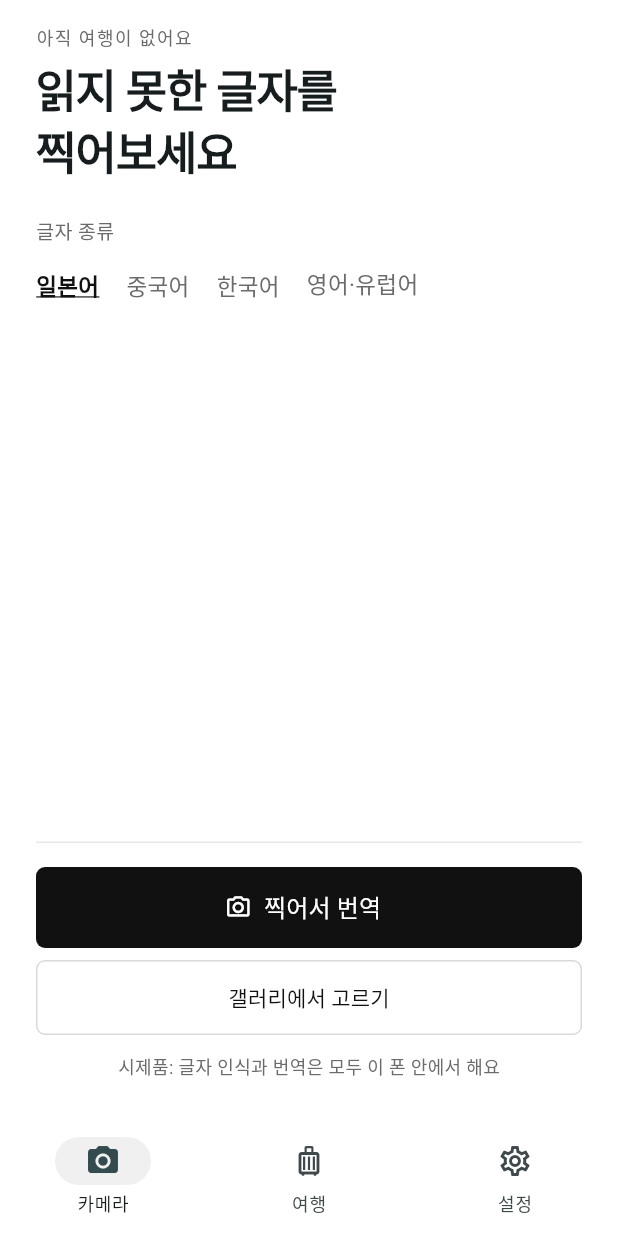
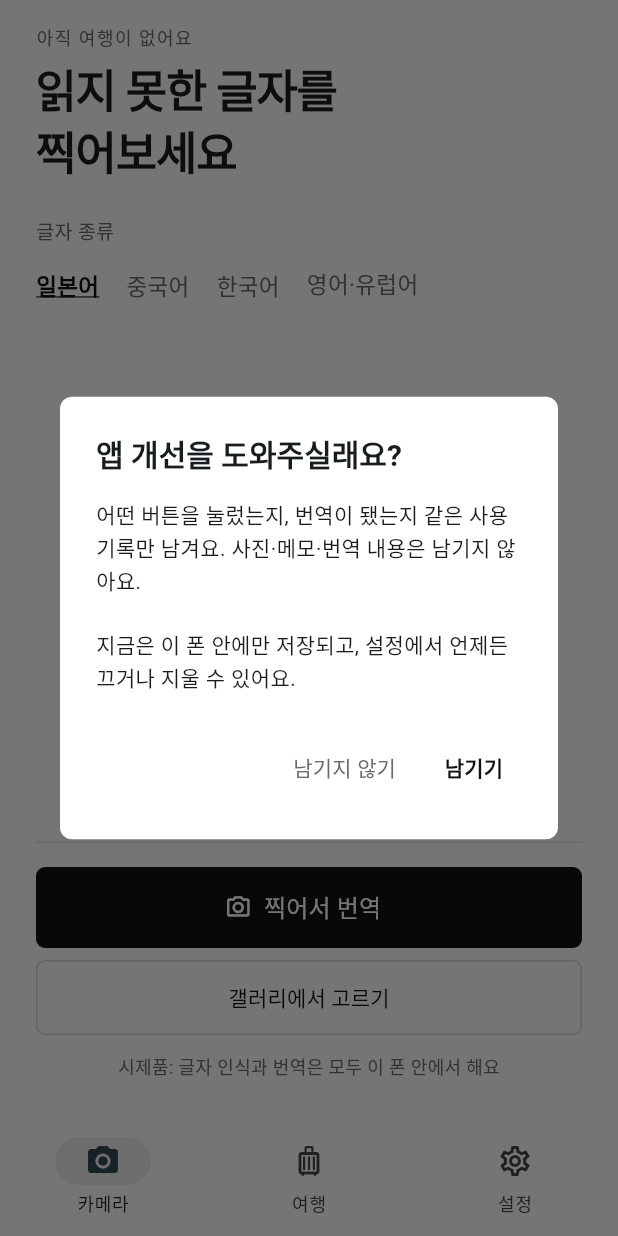
Before and after one commit to LetsBeLikeSophie/CamTrip, a Flutter app: the screen it shows after launch, after a tap on "찍어서 번역", on a phone screen of 412 x 824 dp. Run offline on Flutter 3.47's test engine with Material 3 defaults, Android fonts, the phone set to English and light mode, and no system bars; our stand-ins replace image_picker; missing offline and left inert: google_mlkit_language_id, google_mlkit_text_recognition, google_mlkit_translation.

Commit message:
Add consent-gated usage log
Asks once at first launch; only action names and counts are kept,
never photos, memos or translations. Stored on the device only for
now, with on/off, copy and clear in settings.

Co-Authored-By: Claude Opus 5.5 <noreply@anthropic.com>

```diff
--- a/lib/screens/camera_home.dart
+++ b/lib/screens/camera_home.dart
@@ -30,6 +30,9 @@ class _CameraHomeState extends State<CameraHome> {
       WidgetsBinding.instance.addPostFrameCallback((_) => _toast(
           '저장된 기록을 읽지 못했어요. 원래 파일은 따로 보관해 뒀어요.'));
     }
+    if (widget.store.logConsent == null) {
+      WidgetsBinding.instance.addPostFrameCallback((_) => _askLogConsent());
+    }
   }
 
   String get _targetLang {
@@ -58,6 +61,7 @@ class _CameraHomeState extends State<CameraHome> {
   }
 
   Future<void> _start(ImageSource source) async {
+    widget.store.track('capture_started', {'source': source.name});
     try {
       final String imagePath;
       final TranslationOutput out;
@@ -89,6 +93,7 @@ class _CameraHomeState extends State<CameraHome> {
         setState(() => _step = null);
         final answer = await _askNewTrip(out.sourceLang);
         if (!mounted) return;
+        widget.store.track('new_trip_answer', {'answer': answer == null ? 'continue' : 'new'});
         if (answer != null) {
           trip = await widget.store.createTrip(
             country: answer.$1,
@@ -120,17 +125,52 @@ class _CameraHomeState extends State<CameraHome> {
         builder: (_) => ResultScreen(store: widget.store, capture: capture),
       ));
     } on NoTextFound {
+      widget.store.track('translate_failed', {'reason': 'no_text'});
       _toast('글자를 찾지 못했어요. 글자가 크게 보이게 다시 찍어주세요.');
     } on ModelDownloadFailed {
+      widget.store.track('translate_failed', {'reason': 'model_download'});
       _toast('번역 언어팩을 내려받지 못했어요. 인터넷 연결을 확인해주세요.');
     } on UnsupportedLanguage catch (e) {
+      widget.store.track('translate_failed', {'reason': 'unsupported', 'lang': e.code});
       _toast('아직 번역할 수 없는 언어예요 (${e.code}).');
     } catch (e) {
+      widget.store.track('translate_failed', {'reason': 'other'});
       _toast('번역하지 못했어요. 다시 시도해주세요.');
       debugPrint('CamTrip error: $e');
     } finally {
       if (mounted) setState(() => _step = null);
     }
+  }
+
+  Future<void> _askLogConsent() async {
+    if (!mounted) return;
+    final agreed = await showDialog<bool>(
+      context: context,
+      barrierDismissible: false,
+      builder: (ctx) => AlertDialog(
+        backgroundColor: Colors.white,
+        surfaceTintColor: Colors.white,
+        shape: RoundedRectangleBorder(borderRadius: BorderRadius.circular(8)),
+        title: const Text('앱 개선을 도와주실래요?', style: TextStyle(fontSize: 20, fontWeight: FontWeight.w600)),
+        content: const Text(
+          '어떤 버튼을 눌렀는지, 번역이 됐는지 같은 사용 기록만 남겨요. '
+          '사진·메모·번역 내용은 남기지 않아요.\n\n'
+          '지금은 이 폰 안에만 저장되고, 설정에서 언제든 끄거나 지울 수 있어요.',
+          style: TextStyle(height: 1.5),
+        ),
+        actions: [
+          TextButton(
+            onPressed: () => Navigator.pop(ctx, false),
+            child: const Text('남기지 않기', style: TextStyle(color: muted)),
+          ),
+          TextButton(
+            onPressed: () => Navigator.pop(ctx, true),
+            child: const Text('남기기', style: TextStyle(color: ink, fontWeight: FontWeight.w600)),
+          ),
+        ],
+      ),
+    );
+    await widget.store.setLogConsent(agreed ?? false);
   }
 
   void _toast(String msg) {
--- a/lib/screens/settings_screen.dart
+++ b/lib/screens/settings_screen.dart
@@ -1,4 +1,6 @@
+import 'package:flutter/foundation.dart';
 import 'package:flutter/material.dart';
+import 'package:flutter/services.dart';
 
 import '../main.dart' show ink, muted;
 import '../store.dart';
@@ -29,6 +31,47 @@ class SettingsScreen extends StatelessWidget {
             _option('폰 언어 따라가기 ($phoneName)', store.targetLang == null, () => store.setTargetLang(null)),
             for (final e in targetOptions.entries)
               _option(e.value, store.targetLang == e.key, () => store.setTargetLang(e.key)),
+            if (!kIsWeb) ...[
+              const SizedBox(height: 24),
+              const Divider(),
+              SwitchListTile(
+                contentPadding: EdgeInsets.zero,
+                activeTrackColor: ink,
+                title: const Text('사용 기록 남기기', style: TextStyle(fontSize: 15)),
+                subtitle: const Text(
+                  '앱 개선용. 누른 버튼과 번역 성공 여부만 남기고 사진·메모·번역 내용은 남기지 않아요. 지금은 이 폰 안에만 있어요.',
+                  style: TextStyle(fontSize: 12, color: muted, height: 1.5),
+                ),
+                value: store.logConsent == true,
+                onChanged: (v) => store.setLogConsent(v),
+              ),
+              if (store.logConsent == true)
+                Row(
+                  children: [
+                    Expanded(
+                      child: Text('기록 ${store.usage.lines.length}개', style: const TextStyle(fontSize: 13, color: muted)),
+                    ),
+                    TextButton(
+                      onPressed: () async {
+                        await Clipboard.setData(ClipboardData(text: store.usage.lines.join('\n')));
+                        if (context.mounted) {
+                          ScaffoldMessenger.of(context).showSnackBar(
+                            const SnackBar(content: Text('사용 기록을 복사했어요')),
+                          );
+                        }
+                      },
+                      child: const Text('복사', style: TextStyle(color: ink)),
+                    ),
+                    TextButton(
+                      onPressed: () async {
+                        await store.usage.clear();
+                        store.setLogConsent(true);
+                      },
+                      child: const Text('지우기', style: TextStyle(color: muted)),
+                    ),
+                  ],
+                ),
+            ],
             const SizedBox(height: 24),
             const Divider(),
             const SizedBox(height: 16),
--- a/lib/store.dart
+++ b/lib/store.dart
@@ -7,6 +7,7 @@ import 'package:path_provider/path_provider.dart';
 import 'demo.dart';
 import 'models.dart';
 import 'photo.dart';
+import 'usage_log.dart';
 
 /// Everything is stored on the device only, in one JSON file plus the
 /// copied photos. Nothing here is sent anywhere. The web preview keeps
@@ -23,11 +24,16 @@ class AppStore extends ChangeNotifier {
   /// True when the saved data could not be read at start-up.
   bool loadFailed = false;
 
+  /// Whether the user agreed to keep usage events. null = not asked yet.
+  bool? logConsent;
+  UsageLog usage = UsageLog(null);
+
   File get _file => File('${_dir.path}/camtrip.json');
   Directory get photoDir => Directory('${_dir.path}/photos');
 
   Future<void> load() async {
     if (kIsWeb) {
+      logConsent = false;
       _loadDemo();
       notifyListeners();
       return;
@@ -36,6 +42,8 @@ class AppStore extends ChangeNotifier {
     if (!await photoDir.exists()) {
       await photoDir.create(recursive: true);
     }
+    usage = UsageLog(File('${_dir.path}/usage_log.jsonl'));
+    await usage.load();
     if (await _file.exists()) {
       try {
         final data = jsonDecode(await _file.readAsString()) as Map<String, dynamic>;
@@ -49,6 +57,7 @@ class AppStore extends ChangeNotifier {
               .map((e) => Capture.fromJson(e as Map<String, dynamic>)));
         scriptKey = (data['scriptKey'] as String?) ?? 'japanese';
         targetLang = data['targetLang'] as String?;
+        logConsent = data['logConsent'] as bool?;
       } catch (e) {
         // Keep the broken file so the next save does not wipe the old data.
         debugPrint('CamTrip: could not read saved data: $e');
@@ -90,6 +99,19 @@ class AppStore extends ChangeNotifier {
     }
   }
 
+  /// Records a usage event only when the user agreed. Pass action names
+  /// and counts, never what the user photographed or wrote.
+  void track(String event, [Map<String, Object?> props = const {}]) {
+    if (logConsent == true) usage.add(event, props);
+  }
+
+  Future<void> setLogConsent(bool agreed) async {
+    logConsent = agreed;
+    if (!agreed) await usage.clear();
+    await _save();
+    notifyListeners();
+  }
+
   Future<void> _save() async {
     if (kIsWeb) return;
     final data = {
@@ -97,6 +119,7 @@ class AppStore extends ChangeNotifier {
       'captures': captures.map((c) => c.toJson()).toList(),
       'scriptKey': scriptKey,
       'targetLang': targetLang,
+      'logConsent': logConsent,
     };
     // Write to a temp file first so a crash mid-write cannot corrupt the data.
     final tmp = File('${_file.path}.tmp');
@@ -125,6 +148,7 @@ class AppStore extends ChangeNotifier {
   Future<void> addLang(Trip t, String lang) async {
     if (t.langs.contains(lang)) return;
     t.langs.add(lang);
+    track('trip_lang_added', {'lang': lang});
     await _save();
     notifyListeners();
   }
@@ -144,6 +168,7 @@ class AppStore extends ChangeNotifier {
       lastAt: now,
     );
     trips.add(trip);
+    track('trip_created', {'lang': lang});
     await _save();
     notifyListeners();
     return trip;
@@ -172,6 +197,7 @@ class AppStore extends ChangeNotifier {
     );
     captures.add(capture);
     trip.lastAt = now;
+    track('capture_saved', {'lang': sourceLang, 'blocks': blocks.length, 'category': capture.category});
     await _save();
     notifyListeners();
     return capture;
@@ -185,6 +211,7 @@ class AppStore extends ChangeNotifier {
   }
 
   Future<void> setCategory(Capture c, String category) async {
+    track('category_changed', {'from': c.category, 'to': category});
     c.category = category;
     await _save();
     notifyListeners();
@@ -193,6 +220,7 @@ class AppStore extends ChangeNotifier {
   Future<void> deleteCapture(Capture c) async {
     captures.removeWhere((x) => x.id == c.id);
     await deletePhoto(c.imagePath);
+    track('capture_deleted');
     // A trip with no translations left is removed with its last capture.
     trips.removeWhere((t) => !captures.any((x) => x.tripId == t.id));
     await _save();
@@ -213,12 +241,14 @@ class AppStore extends ChangeNotifier {
     }
     captures.removeWhere((c) => c.tripId == t.id);
     trips.removeWhere((x) => x.id == t.id);
+    track('trip_deleted', {'captures': gone.length});
     await _save();
     notifyListeners();
   }
 
   Future<void> setTargetLang(String? code) async {
     targetLang = code;
+    track('target_lang_changed', {'to': code ?? 'phone'});
     await _save();
     notifyListeners();
   }
--- /dev/null
+++ b/lib/usage_log.dart
@@ -0,0 +1,46 @@
+import 'dart:convert';
+import 'dart:io';
+
+import 'package:flutter/foundation.dart';
+
+/// Usage events for improving the app, kept only when the user agreed.
+/// Records which actions happened and when, never photos, memo text or
+/// translations. Stays on this device for now (one JSON line per event).
+class UsageLog {
+  final File? _file;
+  final List<String> _lines = [];
+
+  UsageLog(this._file);
+
+  List<String> get lines => List.unmodifiable(_lines);
+
+  Future<void> load() async {
+    final f = _file;
+    if (f == null || !await f.exists()) return;
+    try {
+      _lines
+        ..clear()
+        ..addAll((await f.readAsLines()).where((l) => l.trim().isNotEmpty));
+    } catch (e) {
+      debugPrint('CamTrip: could not read usage log: $e');
+    }
+  }
+
+  Future<void> add(String event, [Map<String, Object?> props = const {}]) async {
+    final line = jsonEncode({'t': DateTime.now().toIso8601String(), 'e': event, ...props});
+    _lines.add(line);
+    final f = _file;
+    if (f == null) return;
+    try {
+      await f.writeAsString('$line\n', mode: FileMode.append, flush: true);
+    } catch (e) {
+      debugPrint('CamTrip: could not write usage log: $e');
+    }
+  }
+
+  Future<void> clear() async {
+    _lines.clear();
+    final f = _file;
+    if (f != null && await f.exists()) await f.delete();
+  }
+}
```
Also changed, not shown: 1 other file.
